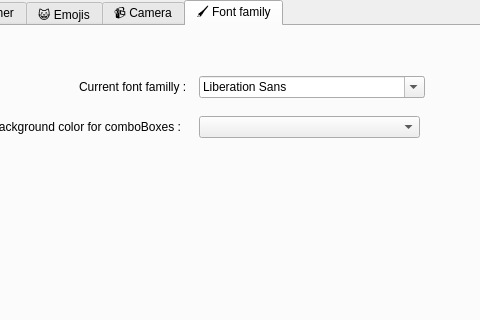
First picture: the form in maindesktopweadtwindow.ui, repository Vicken-Ghoubiguian/desktopWeaDTApp, before the edit; both pictures show x 173 to 653 and y 0 to 320 of the 800 by 600 pixel window.
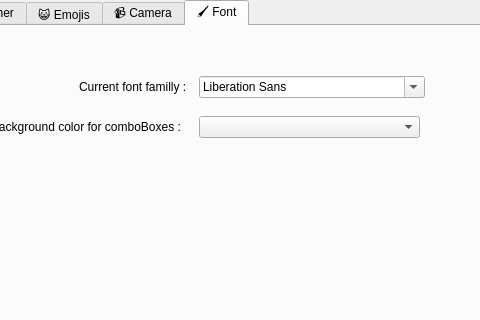
Second picture: the form after the edit. The open tabs and pages were chosen to show the change.

Commit message: Font family to Font

The edit to the form file:
```diff
--- a/maindesktopweadtwindow.ui
+++ b/maindesktopweadtwindow.ui
@@ -269,7 +269,7 @@
       <bool>true</bool>
      </property>
      <attribute name="title">
-      <string>🖌️ Font family</string>
+      <string>🖌️ Font</string>
      </attribute>
      <widget class="QLabel" name="fontFamillyLabel">
       <property name="geometry">
```
Left out of the diff: 2 changed lines with no effect on the pictures.
